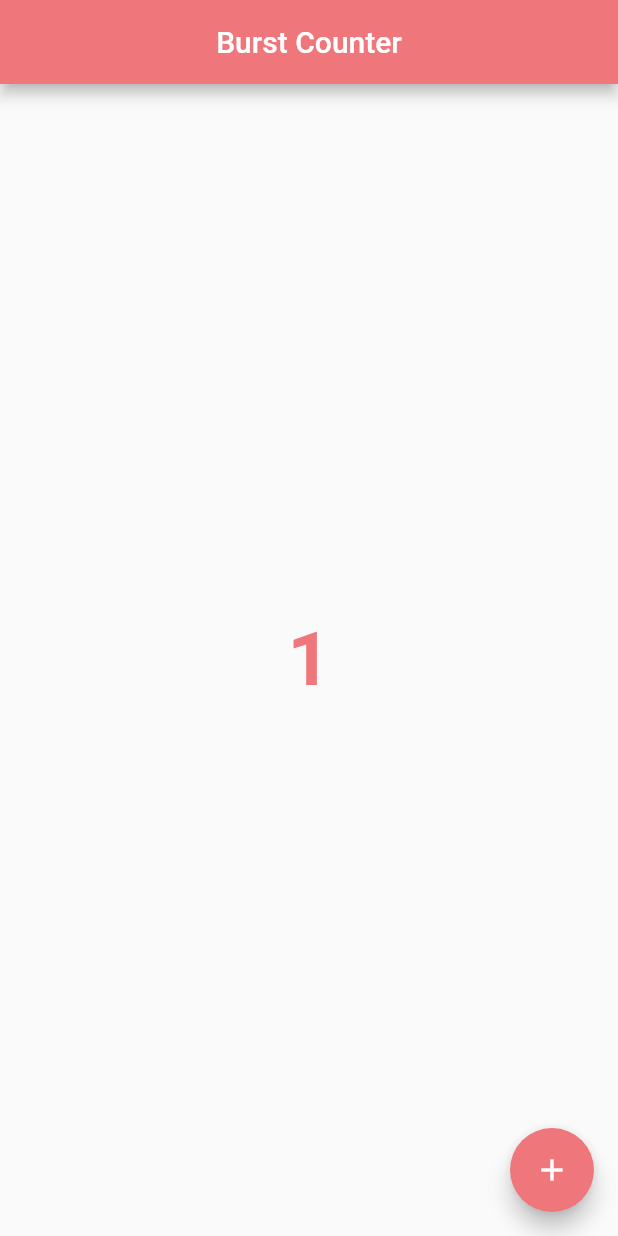
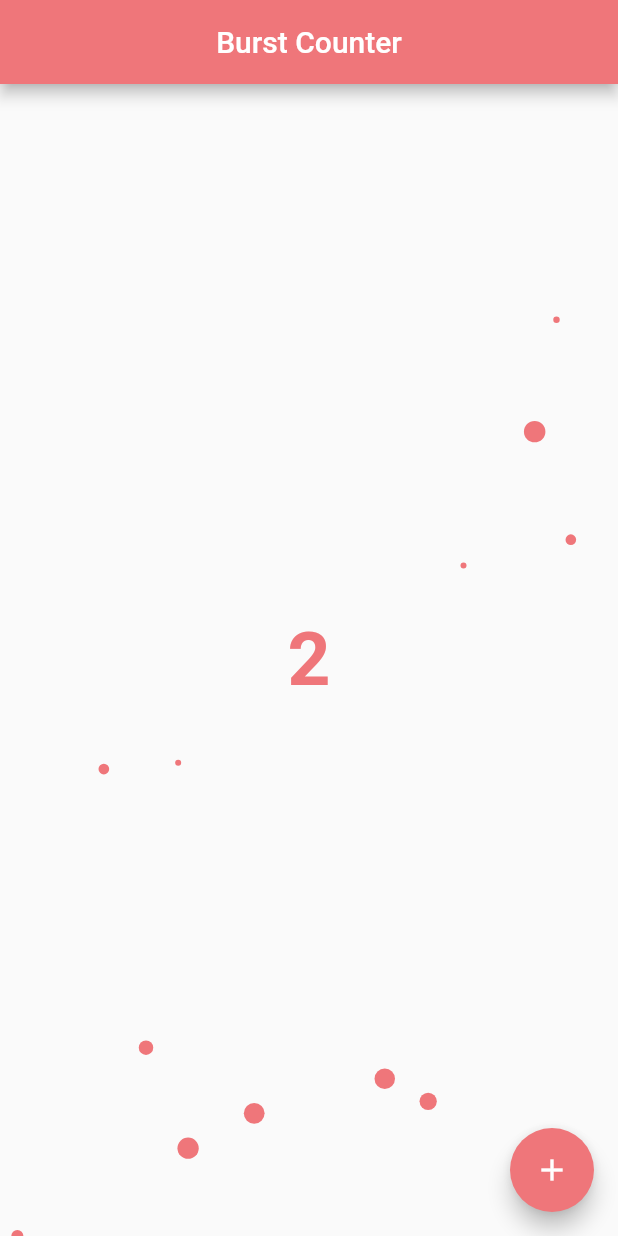
Before and after one commit to aman1210/Flutter-Burst-Counter, a Flutter app: the screen it shows after launch, after a tap on the "add" icon, on a phone screen of 412 x 824 dp. Run offline on Flutter 3.47's test engine with Material 2 defaults, Android fonts, the phone set to English and light mode, and no system bars.

```diff
--- a/lib/homePage.dart
+++ b/lib/homePage.dart
@@ -1,3 +1,7 @@
+import 'dart:async';
+import 'dart:math';
+
+import 'package:burst_counter/particle.dart';
 import 'package:flutter/material.dart';
 
 class HomePage extends StatefulWidget {
@@ -20,6 +24,24 @@ class _HomePageState extends State<HomePage> {
 
   Rect boxSize = Rect.zero;
 
+  Random random = Random();
+
+  List<Particle> particles = [];
+
+  double fps = 1 / 30;
+
+  Timer timer;
+
+  final double gravity = 9.81;
+  final double drag = 0.47;
+  final double density = 1.1644;
+
+  @override
+  void dispose() {
+    timer.cancel();
+    super.dispose();
+  }
+
   @override
   void initState() {
     super.initState();
@@ -27,6 +49,72 @@ class _HomePageState extends State<HomePage> {
       Size size = _boxKey.currentContext.size;
       boxSize = Rect.fromLTRB(0, 0, size.width, size.height);
     });
+    timer = Timer.periodic(
+        Duration(milliseconds: (fps * 1000).floor()), frameBuilder);
+  }
+
+  frameBuilder(Timer timer) {
+    particles.forEach((pt) {
+      double dragForceX =
+          0.5 * density * pow(pt.velocity.x, 2) * drag * pt.area;
+      double dragForceY =
+          0.5 * density * pow(pt.velocity.y, 2) * drag * pt.area;
+      dragForceX = dragForceX.isInfinite ? 0.0 : dragForceX;
+      dragForceY = dragForceY.isInfinite ? 0.0 : dragForceY;
+      double accX = dragForceX / pt.mass;
+      double accY = dragForceY / pt.mass + gravity;
+      pt.velocity.x += accX * fps;
+      pt.velocity.y += accY * fps;
+
+      pt.position.x += pt.velocity.x * fps * 100;
+      pt.position.y += pt.velocity.y * fps * 100;
+      collision(pt);
+    });
+    setState(() {});
+  }
+
+  collision(Particle pt) {
+    //rigt wall
+    if (pt.position.x > boxSize.width - pt.radius) {
+      pt.position.x = boxSize.width - pt.radius;
+      pt.velocity.x *= pt.jumpFactor;
+    }
+
+    //left wall
+    if (pt.position.x < pt.radius) {
+      pt.position.x = pt.radius;
+      pt.velocity.x *= pt.jumpFactor;
+    }
+
+    //bottom wall
+    if (pt.position.y > boxSize.height - pt.radius) {
+      pt.position.y = boxSize.height - pt.radius;
+      pt.velocity.y *= pt.jumpFactor;
+    }
+  }
+
+  burstParticle() {
+    if (particles.length > 200) {
+      particles.removeRange(0, 75);
+    }
+    counterText['count'] += 1;
+    Color newColor = colors[random.nextInt(colors.length)];
+    counterText['color'] = newColor;
+
+    int count = random.nextInt(25).clamp(7, 25);
+    for (int i = 0; i < count; i++) {
+      Particle p = new Particle();
+      p.position = PVector(boxSize.center.dx, boxSize.center.dy);
+      double randomX = random.nextDouble() * 4;
+      if (i % 2 == 0) {
+        randomX = -randomX;
+      }
+      double randomY = random.nextDouble() * -8.0;
+      p.velocity = PVector(randomX, randomY);
+      p.radius = (random.nextDouble() * 10.0).clamp(2.0, 10.0);
+      p.color = newColor;
+      particles.add(p);
+    }
   }
 
   @override
@@ -51,13 +139,25 @@ class _HomePageState extends State<HomePage> {
                 ),
               ),
             ),
+            ...particles
+                .map((p) => Positioned(
+                      top: p.position.y,
+                      left: p.position.x,
+                      child: Container(
+                        width: p.radius * 2,
+                        height: p.radius * 2,
+                        decoration: BoxDecoration(
+                            shape: BoxShape.circle, color: p.color),
+                      ),
+                    ))
+                .toList()
           ],
         ),
       ),
       floatingActionButton: FloatingActionButton(
         child: Icon(Icons.add),
         backgroundColor: counterText['color'],
-        onPressed: () {},
+        onPressed: burstParticle,
       ),
     );
   }
```
